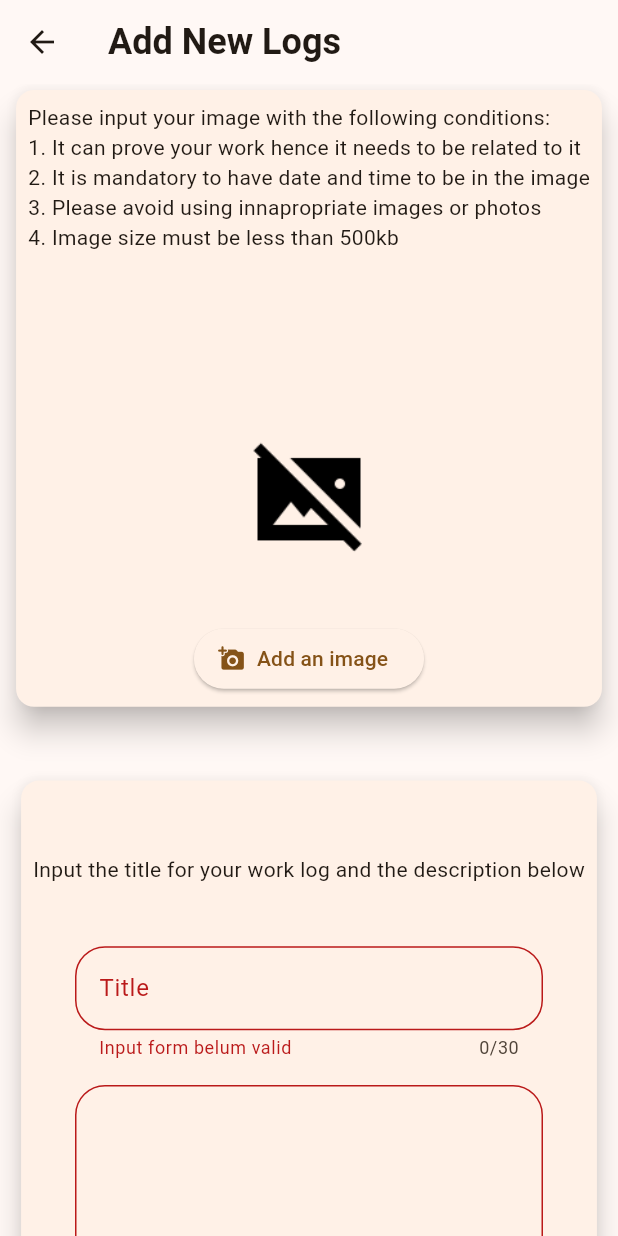
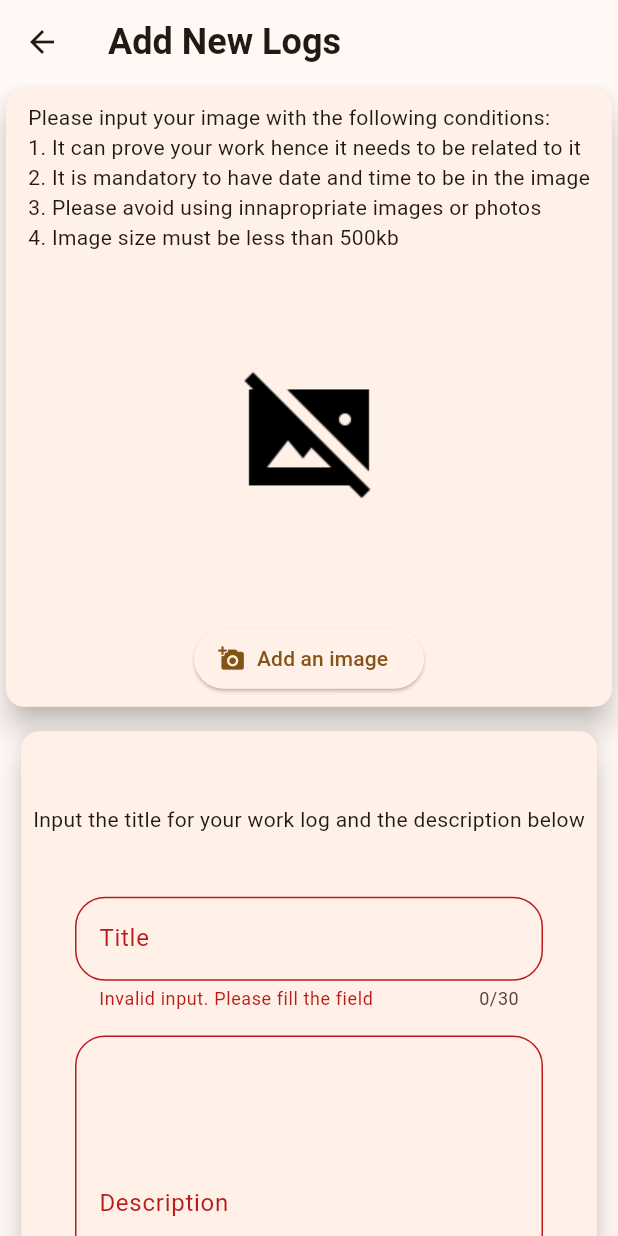
Before and after one commit to MichelPT/KriptoFlutter, a Flutter app: the HomeScreen screen opened directly, after a tap on "Add a New Log", on a phone screen of 412 x 824 dp. Run offline on Flutter 3.47's test engine with Material 3 defaults, Android fonts, the phone set to English and light mode, and no system bars; our stand-ins replace email_validator, fluttertoast, get, hex, image_picker, responsive_sizer and 1 more; missing offline and left inert: encrypt, fast_rsa, multi_cipher; accounts and stored records are empty; network calls fail.

Commit message:
ready to be collected

```diff
--- a/lib/custom_widgets/widgets.dart
+++ b/lib/custom_widgets/widgets.dart
@@ -20,13 +20,15 @@
         onSaved: save,
         validator: (value) {
           if (value == null || value.isEmpty || value.trim().length <= 1) {
-            return 'Input form belum valid';
+            return 'Invalid input. Please fill the field';
           } else if (type == 'email' && !EmailValidator.validate(value)) {
             return 'Please enter valid email';
+          } else if (type == 'password' && value.trim().length <= 8) {
+            return 'Password must be at least 8 characters';
           }
           return null;
         },
-        obscureText: type == 'password',
+        obscureText: type == 'password' || type == 'passwordLogin',
         minLines: type == 'logDescription' ? 8 : 1,
         maxLines: type == 'logDescription' ? 8 : 1,
         maxLength: type == 'logTitle' || type == 'email'
@@ -42,5 +44,4 @@
       ),
     );
   }
-
 }
--- a/lib/main.dart
+++ b/lib/main.dart
@@ -1,4 +1,3 @@
-import 'package:cryptography/cryptography.dart';
 import 'package:flutter/material.dart';
 import 'package:get/get_navigation/src/root/get_material_app.dart';
 import 'package:responsive_sizer/responsive_sizer.dart';
--- a/lib/screens/user/add_response.dart
+++ b/lib/screens/user/add_response.dart
@@ -1,13 +1,8 @@
-import 'dart:convert';
-import 'dart:io';
-import 'dart:typed_data';
-
 import 'package:flutter/material.dart';
 import 'package:fluttertoast/fluttertoast.dart';
 import 'package:get/get.dart';
 import 'package:hex/hex.dart';
 import 'package:image_picker/image_picker.dart';
-import 'package:mime/mime.dart';
 import 'package:responsive_sizer/responsive_sizer.dart' as responsive_sizer;
 import 'package:shared_preferences/shared_preferences.dart';
 import 'package:wms/custom_widgets/widgets.dart';
@@ -27,6 +22,7 @@
   String enteredTitle = '';
   String enteredDescription = '';
   dynamic image, hex;
+  bool isLoading = false;
 
   @override
   Widget build(BuildContext context) {
@@ -71,11 +67,8 @@
               'Please input your image with the following conditions:\n1. It can prove your work hence it needs to be related to it\n2. It is mandatory to have date and time to be in the image\n3. Please avoid using innapropriate images or photos\n4. Image size must be less than 500kb',
             ),
             SizedBox(
-              height: 10.h,
-            ),
-            SizedBox(
-                width: 20.w,
-                height: 20.h,
+                width: 100.w,
+                height: 30.h,
                 child: image == null
                     ? Image.asset('assets/images/no_image.png')
                     : Image.memory(image)),
@@ -104,11 +97,11 @@
                         ? [
                             imageUpload,
                             SizedBox(
-                              height: 5.h,
+                              height: 1.h,
                             ),
                             textForms,
                             SizedBox(
-                              height: 5.h,
+                              height: 2.h,
                             ),
                             ElevatedButton.icon(
                                 style: ButtonStyle(
@@ -120,7 +113,10 @@
                                         Size(7.w, 8.h))),
                                 icon: const Icon(Icons.file_upload_rounded),
                                 onPressed: uploadNewLog,
-                                label: const Text('Upload Log'))
+                                label: const Text('Upload Log')),
+                            SizedBox(
+                              height: 2.h,
+                            ),
                           ]
                         : [
                             Row(
--- a/lib/screens/user/home.dart
+++ b/lib/screens/user/home.dart
@@ -9,6 +9,7 @@
 import 'package:wms/modules/http.dart' as http_module;
 import 'package:wms/screens/user/add_response.dart';
 import 'package:wms/screens/auth/login.dart';
+import 'package:wms/screens/user/response_details.dart';
 
 class HomeScreen extends StatefulWidget {
   const HomeScreen({super.key});
@@ -57,7 +58,9 @@
                 }
               },
             )),
-        floatingActionButton: Padding(
+        floatingActionButton: Visibility(
+          visible: email!='admin@gmail.com',
+          child: Padding(
             padding: const EdgeInsets.all(24.0),
             child: ElevatedButton.icon(
                 style: const ButtonStyle(
@@ -68,6 +71,7 @@
                 icon: const Icon(Icons.add_task_sharp),
                 label: const Text('Add a New Log')),
           ),
+        ),
         body: FutureBuilder<List<UserLogs>>(
           future: http_module.getAllLogsasAdmin(email),
           builder: (context, snapshot) {
@@ -76,13 +80,17 @@
                 child: Text('An error has occurred!'),
               );
             } else if (snapshot.hasData) {
+              logsList = snapshot.data!;
               return ListView.builder(
                 itemCount: snapshot.data!.length,
-                itemBuilder: (context, index) => Card(
+                itemBuilder: (context, index) => GestureDetector(
+                  onTap: () => Get.to(()=>LogDetails(userLog: snapshot.data![index])),
+                  child: Card(
                     child: ListTile(
-                    title: Text(snapshot.data![index].title),
-                    subtitle: Text(snapshot.data![index].description),
-                    leading: Image.memory(Uint8List.fromList(const HexDecoder().convert(snapshot.data![index].image))),
+                      title: Text(snapshot.data![index].userEmail),
+                      subtitle: Text(snapshot.data![index].title),
+                      leading: const Icon(Icons.fiber_smart_record_sharp),
+                    ),
                   ),
                 ),
               );
```
Also changed, not shown: lib/constant/utils.dart (+31 -6 lines), lib/screens/admin/admin_landing.dart (deleted, +0 -170 lines), lib/screens/auth/login.dart (+2 -7 lines), lib/screens/auth/register.dart (+7 -5 lines), lib/screens/user/response_details.dart (added, +46 -0 lines). Lines whose indentation alone changed are shown as unchanged.
